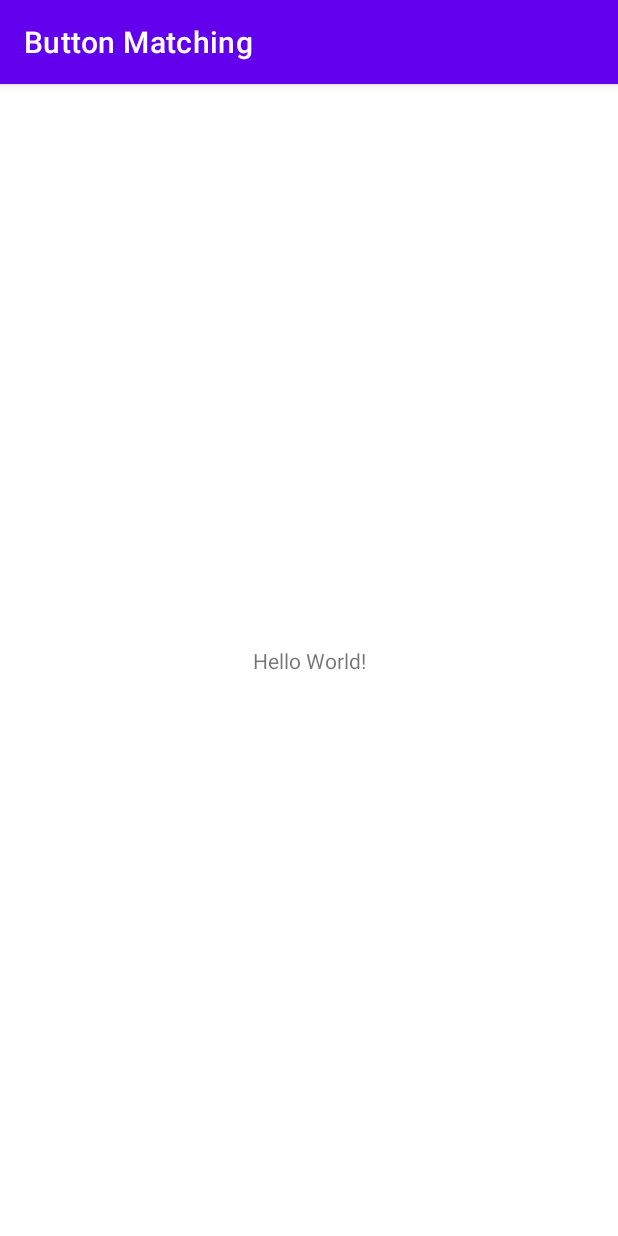
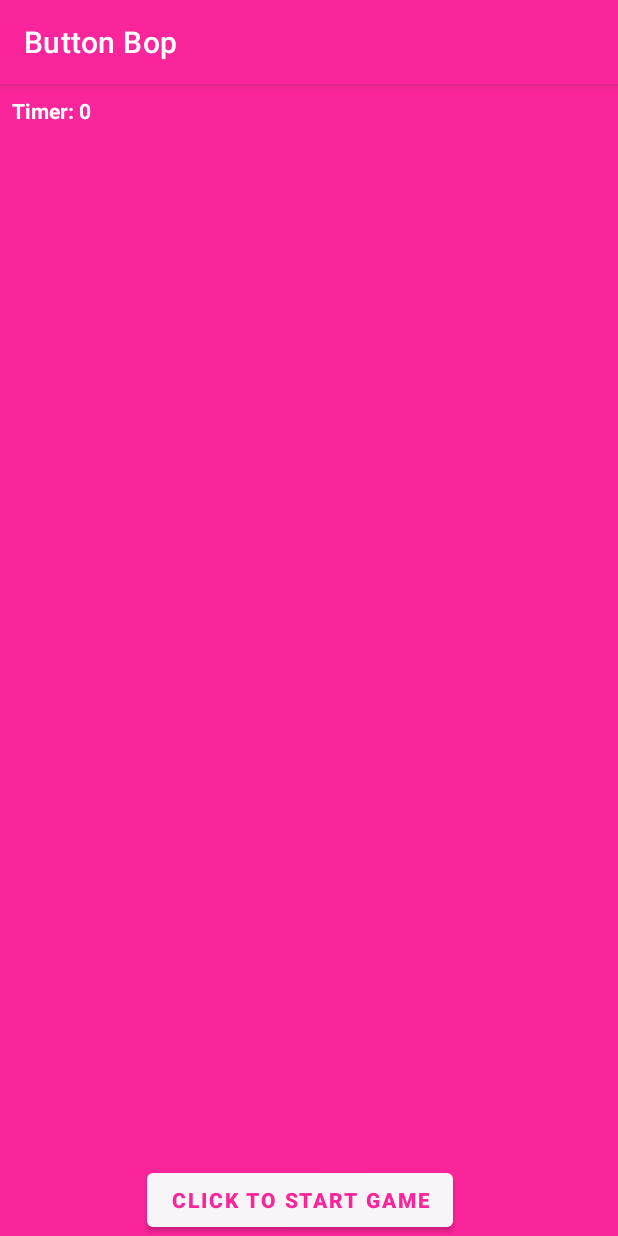
Before and after one commit to catonbrewster1/ButtonMatching, an Android app: the screen it shows after launch (MainActivity), on a phone screen of 412 x 824 dp. Run offline under Robolectric (Android 15) with nearby library versions, the phone set to English and light mode, and no system bars.

Commit message:
Timer is showing and working...tho glitchy and ticks too quickly

```diff
--- a/app/src/main/res/layout/activity_main.xml
+++ b/app/src/main/res/layout/activity_main.xml
@@ -4,15 +4,46 @@
     xmlns:tools="http://schemas.android.com/tools"
     android:layout_width="match_parent"
     android:layout_height="match_parent"
+    android:background="@color/pink"
     tools:context=".MainActivity">
 
     <TextView
+        android:id="@+id/timerTextView"
         android:layout_width="wrap_content"
         android:layout_height="wrap_content"
-        android:text="Hello World!"
-        app:layout_constraintBottom_toBottomOf="parent"
-        app:layout_constraintLeft_toLeftOf="parent"
-        app:layout_constraintRight_toRightOf="parent"
+        android:layout_marginStart="8dp"
+        android:layout_marginTop="8dp"
+        android:background="@color/pink"
+        android:text="@string/timer"
+        android:textColor="@color/white"
+        android:textStyle="bold"
+        app:layout_constraintStart_toStartOf="parent"
         app:layout_constraintTop_toTopOf="parent" />
 
+    <GridView
+        android:id="@+id/gridView"
+        android:layout_width="match_parent"
+        android:layout_height="0dp"
+        android:background="@color/pink"
+        app:layout_constraintBottom_toTopOf="@+id/startButton"
+        app:layout_constraintEnd_toEndOf="parent"
+        app:layout_constraintStart_toStartOf="parent"
+        app:layout_constraintTop_toBottomOf="@+id/timerTextView" />
+
+    <Button
+        android:id="@+id/startButton"
+        android:layout_width="wrap_content"
+        android:layout_height="wrap_content"
+        android:layout_centerInParent="true"
+        android:text="@string/tapMe"
+        android:textColor="@color/pink"
+        android:textStyle="bold"
+        app:backgroundTint="#F8F5F8"
+        app:layout_constraintBottom_toBottomOf="parent"
+        app:layout_constraintEnd_toEndOf="parent"
+        app:layout_constraintHorizontal_bias="0.47"
+        app:layout_constraintStart_toStartOf="parent"
+        app:layout_constraintTop_toTopOf="parent"
+        app:layout_constraintVertical_bias="1.0" />
+
 </androidx.constraintlayout.widget.ConstraintLayout>
--- a/app/src/main/res/values-night/themes.xml
+++ b/app/src/main/res/values-night/themes.xml
@@ -2,12 +2,12 @@
     <!-- Base application theme. -->
     <style name="Theme.ButtonMatching" parent="Theme.MaterialComponents.DayNight.DarkActionBar">
         <!-- Primary brand color. -->
-        <item name="colorPrimary">@color/purple_200</item>
-        <item name="colorPrimaryVariant">@color/purple_700</item>
-        <item name="colorOnPrimary">@color/black</item>
+        <item name="colorPrimary">@color/pink</item>
+        <item name="colorPrimaryVariant">@color/pink</item>
+        <item name="colorOnPrimary">@color/white</item>
         <!-- Secondary brand color. -->
-        <item name="colorSecondary">@color/teal_200</item>
-        <item name="colorSecondaryVariant">@color/teal_200</item>
+        <item name="colorSecondary">@color/yellow</item>
+        <item name="colorSecondaryVariant">@color/yellow</item>
         <item name="colorOnSecondary">@color/black</item>
         <!-- Status bar color. -->
         <item name="android:statusBarColor" tools:targetApi="l">?attr/colorPrimaryVariant</item>
--- a/app/src/main/res/values/colors.xml
+++ b/app/src/main/res/values/colors.xml
@@ -1,10 +1,12 @@
 <?xml version="1.0" encoding="utf-8"?>
 <resources>
-    <color name="purple_200">#FFBB86FC</color>
-    <color name="purple_500">#FF6200EE</color>
-    <color name="purple_700">#FF3700B3</color>
-    <color name="teal_200">#FF03DAC5</color>
-    <color name="teal_700">#FF018786</color>
-    <color name="black">#FF000000</color>
+    <color name="green">#53DD0A</color>
+    <color name="purple">#5813BA</color>
+    <color name="blue">#04E4F8</color>
+    <color name="pink">#FA259A</color>
+    <color name="orange">#FF6E41</color>
+    <color name="red">#FA0C0C</color>
+    <color name="yellow">#FFEB3B</color>
     <color name="white">#FFFFFFFF</color>
+    <color name="black">#000000</color>
 </resources>
--- a/app/src/main/res/values/strings.xml
+++ b/app/src/main/res/values/strings.xml
@@ -1,3 +1,9 @@
 <resources>
-    <string name="app_name">Button Matching</string>
+    <string name="app_name">Button Bop</string>
+    <string name="timer">Timer: %1$d</string>
+    <string name="tapMe">Click to Start Game</string>
+    <string name="gameOverMessage">Nice job! You finished in %1$d second</string>
+    <string name="aboutMenu">About</string>
+    <string name="aboutTitle">Time Fighter</string>
+    <string name="aboutMessage">Create by The Mighty Kotlin Developer</string>
 </resources>
--- a/app/src/main/res/values/themes.xml
+++ b/app/src/main/res/values/themes.xml
@@ -2,12 +2,12 @@
     <!-- Base application theme. -->
     <style name="Theme.ButtonMatching" parent="Theme.MaterialComponents.DayNight.DarkActionBar">
         <!-- Primary brand color. -->
-        <item name="colorPrimary">@color/purple_500</item>
-        <item name="colorPrimaryVariant">@color/purple_700</item>
+        <item name="colorPrimary">@color/pink</item>
+        <item name="colorPrimaryVariant">@color/pink</item>
         <item name="colorOnPrimary">@color/white</item>
         <!-- Secondary brand color. -->
-        <item name="colorSecondary">@color/teal_200</item>
-        <item name="colorSecondaryVariant">@color/teal_700</item>
+        <item name="colorSecondary">@color/yellow</item>
+        <item name="colorSecondaryVariant">@color/yellow</item>
         <item name="colorOnSecondary">@color/black</item>
         <!-- Status bar color. -->
         <item name="android:statusBarColor" tools:targetApi="l">?attr/colorPrimaryVariant</item>
```
Also changed, not shown: app/src/main/java/com/catonbrewster/buttonmatching/MainActivity.kt (+110 -0 lines), app/src/main/java/com/catonbrewster/buttonmatching/Timer.kt (added, +139 -0 lines).
